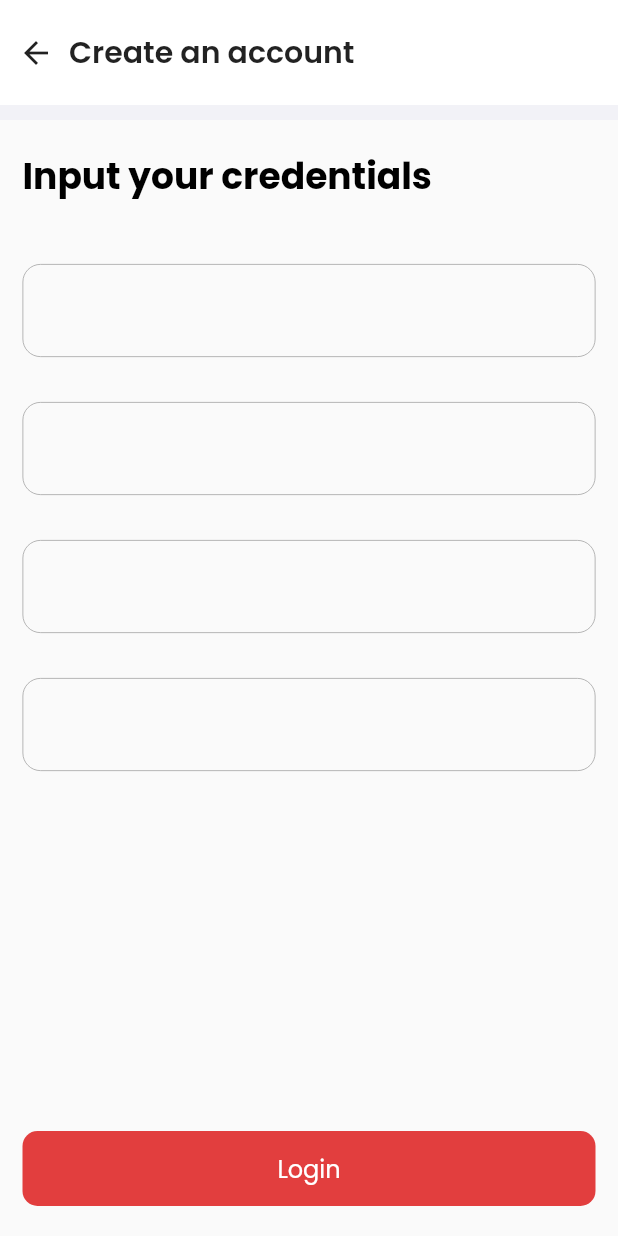
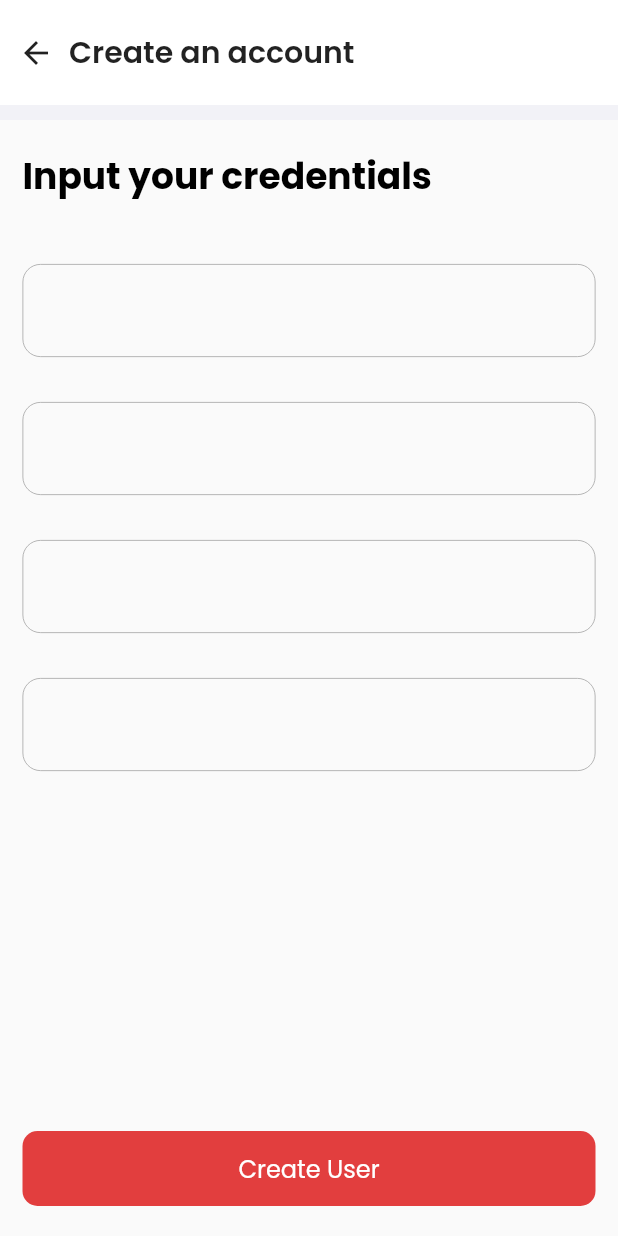
Before and after one commit to DeTuksa/Recipe-App, a Flutter app: the screen it shows after launch, after a tap on "Create Account", on a phone screen of 412 x 824 dp. Run offline on Flutter 3.47's test engine with Material 2 defaults, Android fonts, the phone set to English and light mode, and no system bars; our stand-ins replace dio, flutter_svg, get, logger, shared_preferences; accounts and stored records are empty; project files that could hold a hidden picture were left out.

Commit message:
creating user implemented

```diff
--- a/lib/app/modules/authentication/controllers/authentication_controller.dart
+++ b/lib/app/modules/authentication/controllers/authentication_controller.dart
@@ -10,11 +10,18 @@ import 'package:get/get.dart';
 class AuthenticationController extends GetxController {
   //TODO: Implement AuthenticationController
   final formLoginKey = GlobalKey<FormState>();
+  final formCreateKey = GlobalKey<FormState>();
   late TextEditingController usernameCtrl;
   late TextEditingController passwordCtrl;
   UserData? userData;
   bool toggleLoginEye = true;
   final CachedData _cachedData = CachedData();
+
+  late TextEditingController nameController;
+  late TextEditingController usernameController;
+  late TextEditingController emailController;
+  late TextEditingController passwordController;
+  bool toggleCreate = true;
 
   final count = 0.obs;
   var loading = false.obs;
@@ -22,6 +29,10 @@ class AuthenticationController extends GetxController {
   void onInit() {
     usernameCtrl = TextEditingController();
     passwordCtrl = TextEditingController();
+    nameController = TextEditingController();
+    usernameController = TextEditingController();
+    emailController = TextEditingController();
+    passwordController = TextEditingController();
     super.onInit();
   }
 
@@ -55,4 +66,26 @@ class AuthenticationController extends GetxController {
     }
   }
 
+  createUser() async {
+    var form = formCreateKey.currentState;
+    if (form!.validate()) {
+      loading.value = true;
+      try {
+        final response = await AuthenticationService().createUser(
+            username: usernameController.text.trim(),
+            email: emailController.text.trim(),
+            name: nameController.text.trim(),
+            password: passwordController.text.trim()
+        );
+        userData = UserData.fromJson(response.data);
+        loading.value = false;
+        update();
+        await _cachedData.cacheAuthTokenResponse(accessTokenResponse: AccessTokenResponse(token: userData!.token)).whenComplete(() async {
+          await _cachedData.cacheUserDetails(user: userData!.user).whenComplete(() => Get.offAllNamed(Routes.HOME));
+        });
+      } on DioError catch (e) {
+        loading.value = false;
+      }
+    }
+  }
 }
--- a/lib/app/modules/authentication/views/login_view.dart
+++ b/lib/app/modules/authentication/views/login_view.dart
@@ -92,7 +92,7 @@ class LoginView extends GetView<AuthenticationController> {
                                         labelText: 'Enter password',
                                         validator: (value) => (value!.isEmpty? "Please enter password" : null),
                                         controller: ctrl.passwordCtrl,
-                                        isPassword: true,
+                                        // isPassword: true,
                                         obscureText: ctrl.toggleLoginEye,
                                         showObscureText: ctrl.toggleLoginEye,
                                       ),
--- a/lib/app/modules/authentication/views/signup_view.dart
+++ b/lib/app/modules/authentication/views/signup_view.dart
@@ -1,6 +1,6 @@
 import 'package:daisy_recipe/app/data/constants/app_theme.dart';
 import 'package:daisy_recipe/app/data/constants/spacers.dart';
-import 'package:daisy_recipe/app/modules/home/views/home_view.dart';
+import 'package:daisy_recipe/app/modules/authentication/controllers/authentication_controller.dart';
 import 'package:daisy_recipe/app/modules/widgets/app_input_widget.dart';
 import 'package:flutter/material.dart';
 
@@ -16,10 +16,14 @@ class SignupView extends GetView {
         onTap: () {
           FocusScope.of(Get.context!).requestFocus(FocusNode());
         },
-        child: SafeArea(
+        child: GetBuilder<AuthenticationController>(
+          builder: (ctrl) {
+            return SafeArea(
               child: SizedBox(
                 width: Get.width,
                 height: Get.height,
+                child: Form(
+                  key: ctrl.formCreateKey,
                   child: Column(
                     mainAxisSize: MainAxisSize.max,
                     crossAxisAlignment: CrossAxisAlignment.start,
@@ -78,14 +82,27 @@ class SignupView extends GetView {
                                       ),
                                       AppSpacer.H40,
                                       AppInputField(
-
+                                        validator: (value) => (value!.isEmpty? "Please enter name" : null),
+                                        controller: ctrl.nameController,
                                       ),
                                       AppSpacer.H30,
-                                AppInputField(),
+                                      AppInputField(
+                                        validator: (value) => (value!.isEmpty? "Please enter username" : null),
+                                        controller: ctrl.usernameController,
+                                      ),
                                       AppSpacer.H30,
-                                AppInputField(),
+                                      AppInputField(
+                                        validator: (value) => (value!.isEmpty? "Please enter email address" : null),
+                                        controller: ctrl.emailController,
+                                        keyboard: KeyboardType.EMAIL,
+                                      ),
                                       AppSpacer.H30,
-                                AppInputField(),
+                                      AppInputField(
+                                        obscureText: ctrl.toggleCreate,
+                                        showObscureText: ctrl.toggleCreate,
+                                        controller: ctrl.passwordController,
+                                        validator: (value) => (value!.isEmpty? "Please enter password" : null),
+                                      ),
                                       AppSpacer.H30,
                                     ],
                                   ),
@@ -99,24 +116,34 @@ class SignupView extends GetView {
                         padding: const EdgeInsets.symmetric(horizontal: 15, vertical: 20),
                         child: Center(
                           child: GestureDetector(
-                      onTap: () => Get.to(() => HomeView()),
-                      child: Container(
+                            onTap: ctrl.loading.value ? null : () {
+                              FocusScope.of(context).unfocus();
+                              ctrl.createUser();
+                            },
+                            child: Obx(() => Container(
                               width: Get.width,
                               height: 50,
                               decoration: BoxDecoration(
                                   borderRadius: BorderRadius.circular(10),
                                   color: AppTheme.primaryRed
                               ),
-                        child: const Center(
+                              child: ctrl.loading.value ? const Center(
+                                child: SizedBox(
+                                  width: 30, height: 30,
+                                  child: CircularProgressIndicator(
+                                    color: Colors.white,
+                                  ),
+                                ),
+                              ) : const Center(
                                 child: Text(
-                            'Login',
+                                  'Create User',
                                   style: TextStyle(
                                       color: Colors.white,
                                       fontSize: 16
                                   ),
                                 ),
                               ),
-                      ),
+                            )),
                           ),
                         ),
                       ),
@@ -124,6 +151,9 @@ class SignupView extends GetView {
                   ),
                 ),
               ),
+            );
+          }
+        ),
       )
     );
   }
```
Also changed, not shown: lib/app/data/services/authentication_service.dart (+17 -0 lines). Lines whose indentation alone changed are shown as unchanged.
